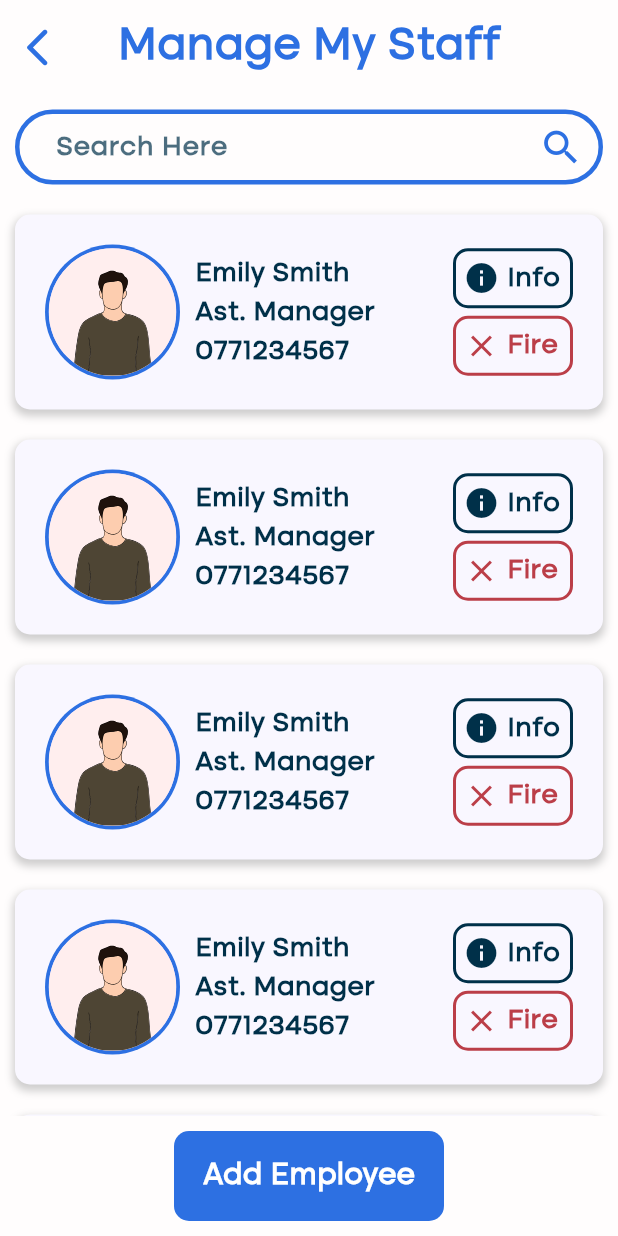
After one commit to SEP-G16/hotel-manager-app, a Flutter app: the ManageStaffScreen screen opened directly, on a phone screen of 412 x 824 dp. The commit adds this screen. Run offline on Flutter 3.47's test engine with Material 3 defaults, Android fonts, the phone set to English and light mode, and no system bars; our stand-ins replace cached_network_image, flutter_svg.

Commit message:
Manage My Staff View is completed w/o functionality

```diff
--- /dev/null
+++ b/lib/components/staff_tile.dart
@@ -0,0 +1,152 @@
+import 'package:cached_network_image/cached_network_image.dart';
+import 'package:flutter/material.dart';
+import 'package:flutter_svg/svg.dart';
+
+import '../constants/colour_constants.dart';
+import '../constants/svg_constants.dart';
+import '../constants/text_constants.dart';
+
+class StaffTile extends StatelessWidget {
+  StaffTile({
+    required this.name,
+    required this.role,
+    required this.phoneNo,
+    this.imageUrl,
+    required this.onInfoPressed,
+    required this.onFirePressed,
+  });
+  final String name;
+  final String role;
+  final String phoneNo;
+  String? imageUrl;
+  final void Function() onInfoPressed;
+  final void Function() onFirePressed;
+
+  @override
+  Widget build(BuildContext context) {
+    return Container(
+      margin: EdgeInsets.all(10.0),
+      padding: EdgeInsets.all(20.0),
+      decoration: BoxDecoration(
+        color: ColourConstants.orchidAccent,
+        boxShadow: [
+          BoxShadow(
+            color: Colors.grey.withOpacity(0.5),
+            spreadRadius: 1,
+            blurRadius: 4,
+            offset: const Offset(0, 3), // changes position of shadow
+          ),
+        ],
+        borderRadius: BorderRadius.circular(10.0),
+      ),
+      child: Row(
+        children: [
+          Padding(
+            padding: const EdgeInsets.only(right: 10.0),
+            child: CircleAvatar(
+              backgroundColor: ColourConstants.mainBlue,
+              radius: 45,
+              child: CircleAvatar(
+                radius: 42.5,
+                child: imageUrl != null
+                    ? CachedNetworkImage(imageUrl: imageUrl!)
+                    : SvgPicture.string(
+                        SvgConstants.avatarImage,
+                        // height: 50,
+                      ),
+              ),
+            ),
+          ),
+          Expanded(
+            child: Column(
+              crossAxisAlignment: CrossAxisAlignment.start,
+              children: [
+                Text(
+                  name,
+                  style: TextConstants.subTextStyle(fontSize: 18),
+                  overflow: TextOverflow.ellipsis,
+                ),
+                Text(
+                  role,
+                  style: TextConstants.subTextStyle(fontSize: 18),
+                ),
+                Text(
+                  phoneNo,
+                  style: TextConstants.subTextStyle(fontSize: 18),
+                ),
+              ],
+            ),
+          ),
+          Padding(
+            padding: const EdgeInsets.only(left: 10.0),
+            child: Column(
+              children: [
+                GestureDetector(
+                  onTap: onInfoPressed,
+                  child: Container(
+                    margin: EdgeInsets.symmetric(vertical: 2.5),
+                    decoration: BoxDecoration(
+                        color: Colors.transparent,
+                        borderRadius: BorderRadius.circular(10.0),
+                        border: Border.all(
+                            color: ColourConstants.richBlack, width: 2)),
+                    padding: EdgeInsets.all(5.0),
+                    height: 40,
+                    width: 80,
+                    child: Row(
+                      children: [
+                        Padding(
+                          padding: const EdgeInsets.only(right: 5.0),
+                          child: Icon(
+                            Icons.info,
+                            color: ColourConstants.richBlack,
+                          ),
+                        ),
+                        Text(
+                          'Info',
+                          style: TextConstants.subTextStyle(fontSize: 18),
+                        )
+                      ],
+                    ),
+                  ),
+                ),
+                GestureDetector(
+                  onTap: onFirePressed,
+                  child: Container(
+                    margin: EdgeInsets.symmetric(vertical: 2.5),
+                    decoration: BoxDecoration(
+                        color: Colors.transparent,
+                        borderRadius: BorderRadius.circular(10.0),
+                        border: Border.all(
+                            color: ColourConstants.brickRed, width: 2)),
+                    padding: EdgeInsets.all(5.0),
+                    height: 40,
+                    width: 80,
+                    child: Row(
+                      children: [
+                        Padding(
+                          padding: const EdgeInsets.only(right: 5.0),
+                          child: Icon(
+                            Icons.close,
+                            color: ColourConstants.brickRed,
+                          ),
+                        ),
+                        Text(
+                          'Fire',
+                          style: TextConstants.subTextStyle(
+                            fontSize: 18,
+                            color: ColourConstants.brickRed,
+                          ),
+                        )
+                      ],
+                    ),
+                  ),
+                ),
+              ],
+            ),
+          ),
+        ],
+      ),
+    );
+  }
+}
--- a/lib/constants/colour_constants.dart
+++ b/lib/constants/colour_constants.dart
@@ -1,8 +1,12 @@
 import 'package:flutter/material.dart';
 
 class ColourConstants{
+
+  ColourConstants._();
+
   static const Color mainBlue = Color(0xFF2D70E2);
   static const Color richBlack = Color(0xFF003049);
   static const Color orchidAccent= Color(0xFFF9F7FF);
   static const Color ivory = Color(0xFFFFFDFD);
+  static const Color brickRed = Color(0xFFBB3E48);
 }
--- a/lib/main.dart
+++ b/lib/main.dart
@@ -1,6 +1,8 @@
 import 'package:flutter/material.dart';
+import 'package:hotel_manager/views/add_employee_screen.dart';
 import 'package:hotel_manager/views/loading_screen.dart';
 import 'package:hotel_manager/views/login_screen.dart';
+import 'package:hotel_manager/views/manage_staff_screen.dart';
 import 'package:hotel_manager/views/profile_screen.dart';
 import 'package:hotel_manager/views/reviews_screen.dart';
 
@@ -20,7 +22,7 @@ class HotelManager extends StatelessWidget {
         colorScheme: ColorScheme.fromSeed(seedColor: Colors.deepPurple),
         useMaterial3: true,
       ),
-      home: ReviewsScreen(),
+      home: AddEmployeeScreen(),
     );
   }
 }
--- a/lib/views/loading_screen.dart
+++ b/lib/views/loading_screen.dart
@@ -7,6 +7,7 @@ class LoadingScreen extends StatelessWidget {
   @override
   Widget build(BuildContext context) {
     return Scaffold(
+      backgroundColor: ColourConstants.ivory,
       body: SafeArea(
         child: Center(
           child: CircularProgressIndicator(
--- a/lib/views/login_screen.dart
+++ b/lib/views/login_screen.dart
@@ -2,6 +2,7 @@ import 'package:flutter/material.dart';
 import 'package:flutter_svg/flutter_svg.dart';
 import 'package:hotel_manager/components/action_button.dart';
 import 'package:hotel_manager/components/input_field.dart';
+import 'package:hotel_manager/constants/colour_constants.dart';
 import 'package:hotel_manager/constants/svg_constants.dart';
 import 'package:hotel_manager/constants/text_constants.dart';
 
@@ -11,6 +12,7 @@ class LoginScreen extends StatelessWidget {
   @override
   Widget build(BuildContext context) {
     return Scaffold(
+      backgroundColor: ColourConstants.ivory,
       body: GestureDetector(
         onTap: () => FocusManager.instance.primaryFocus?.unfocus(),
         child: SafeArea(
--- /dev/null
+++ b/lib/views/manage_staff_screen.dart
@@ -0,0 +1,124 @@
+import 'package:flutter/material.dart';
+import 'package:flutter_svg/flutter_svg.dart';
+import 'package:hotel_manager/components/action_button.dart';
+import 'package:hotel_manager/components/review_tile.dart';
+import 'package:hotel_manager/components/staff_tile.dart';
+import 'package:hotel_manager/constants/svg_constants.dart';
+
+import '../constants/colour_constants.dart';
+import '../constants/text_constants.dart';
+
+class ManageStaffScreen extends StatelessWidget {
+  const ManageStaffScreen({super.key});
+
+  @override
+  Widget build(BuildContext context) {
+    return Scaffold(
+      backgroundColor: ColourConstants.ivory,
+      body: SafeArea(
+        child: Column(
+          children: [
+            Container(
+              padding: EdgeInsets.symmetric(horizontal: 10.0, vertical: 10.0),
+              child: Stack(
+                alignment: Alignment.center,
+                children: [
+                  Align(
+                    alignment: Alignment.centerLeft,
+                    child: GestureDetector(
+                      onTap: () {},
+                      child: Icon(
+                        Icons.arrow_back_ios_new_rounded,
+                        color: ColourConstants.mainBlue,
+                        size: 30,
+                      ),
+                    ),
+                  ),
+                  Align(
+                    alignment: Alignment.center,
+                    child: Text(
+                      'Manage My Staff',
+                      style: TextConstants.mainTextStyle(),
+                    ),
+                  ),
+                ],
+              ),
+            ),
+            Container(
+              padding: EdgeInsets.symmetric(horizontal: 10.0, vertical: 5.0),
+              margin: EdgeInsets.all(10.0),
+              decoration: BoxDecoration(
+                color: Colors.transparent,
+                borderRadius: BorderRadius.circular(30.0),
+                border: Border.all(color: ColourConstants.mainBlue, width: 3),
+              ),
+              child: Row(
+                children: [
+                  Expanded(
+                    child: TextFormField(
+                      decoration: InputDecoration(
+                        label: Text(
+                          'Search Here',
+                          style: TextConstants.subTextStyle(
+                            fontSize: 18,
+                            color: ColourConstants.richBlack.withOpacity(
+                              0.7,
+                            ),
+                          ),
+                        ),
+                        contentPadding: EdgeInsets.symmetric(
+                          horizontal: 10.0,
+                          vertical: 5.0,
+                        ),
+                        isDense: true,
+                        isCollapsed: true,
+                        enabledBorder: OutlineInputBorder(
+                          borderSide: BorderSide(color: Colors.transparent),
+                        ),
+                        focusedBorder: OutlineInputBorder(
+                          borderSide: BorderSide(color: Colors.transparent),
+                        ),
+                        floatingLabelStyle:
+                            TextStyle(color: Colors.transparent),
+                        floatingLabelBehavior: FloatingLabelBehavior.never,
+                      ),
+                    ),
+                  ),
+                  Icon(
+                    Icons.search,
+                    size: 30,
+                    color: ColourConstants.mainBlue,
+                  ),
+                ],
+              ),
+            ),
+            Expanded(
+              child: SingleChildScrollView(
+                child: Column(
+                  children: List.generate(
+                    10,
+                    (_) => StaffTile(
+                      name: 'Emily Smith',
+                      role: 'Ast. Manager',
+                      phoneNo: '0771234567',
+                      onInfoPressed: () {},
+                      onFirePressed: () {},
+                    ),
+                  ),
+                ),
+              ),
+            ),
+            Padding(
+              padding: EdgeInsets.symmetric(vertical: 10.0),
+              child: ActionButton(
+                btnText: 'Add Employee',
+                onTap: () {},
+                width: 180,
+              ),
+            ),
+          ],
+        ),
+      ),
+    );
+  }
+}
--- a/lib/views/profile_screen.dart
+++ b/lib/views/profile_screen.dart
@@ -12,6 +12,7 @@ class ProfileScreen extends StatelessWidget {
   @override
   Widget build(BuildContext context) {
     return Scaffold(
+      backgroundColor: ColourConstants.ivory,
       body: SafeArea(
         child: Container(
           alignment: Alignment.center,
@@ -60,6 +61,8 @@ class ProfileScreen extends StatelessWidget {
                     Positioned(
                       bottom: 0,
                       right: 10,
+                      child: GestureDetector(
+                        onTap: (){},
                         child: CircleAvatar(
                           radius: 20,
                           backgroundColor: ColourConstants.mainBlue,
@@ -69,20 +72,22 @@ class ProfileScreen extends StatelessWidget {
                           ),
                         ),
                       ),
+                    ),
                   ],
                 ),
                 SizedBox(height: 20.0,),
                 NamedInputField(titleText: 'Name', onChanged: (value){}),
-                SizedBox(height: 20.0,),
+                // SizedBox(height: 20.0,),
                 NamedInputField(titleText: 'Position', onChanged: (value){}),
-                SizedBox(height: 20.0,),
+                // SizedBox(height: 20.0,),
                 NamedInputField(titleText: 'Email', onChanged: (value){}),
-                SizedBox(height: 20.0,),
+                // SizedBox(height: 20.0,),
                 NamedInputField(titleText: 'Phone No.', onChanged: (value){}),
                 SizedBox(height: 20.0,),
                 ActionButton(btnText: 'Change Password', onTap: (){}, width: 220,),
                 SizedBox(height: 20.0,),
                 ActionButton(btnText: 'Logout', onTap: (){}, width: 220,),
+                SizedBox(height: 20.0,),
               ],
             ),
           ),
--- a/lib/views/reviews_screen.dart
+++ b/lib/views/reviews_screen.dart
@@ -12,6 +12,7 @@ class ReviewsScreen extends StatelessWidget {
   @override
   Widget build(BuildContext context) {
     return Scaffold(
+      backgroundColor: ColourConstants.ivory,
       body: SafeArea(
         child: Column(
           children: [
--- a/pubspec.yaml
+++ b/pubspec.yaml
@@ -37,6 +37,7 @@ dependencies:
   cupertino_icons: ^1.0.6
   flutter_svg: ^2.0.10+1
   intl: ^0.19.0
+  cached_network_image: ^3.3.1
 
 dev_dependencies:
   flutter_test:
```
Also changed, not shown: pubspec.lock, 1 other file. Lines whose indentation alone changed are shown as unchanged.
